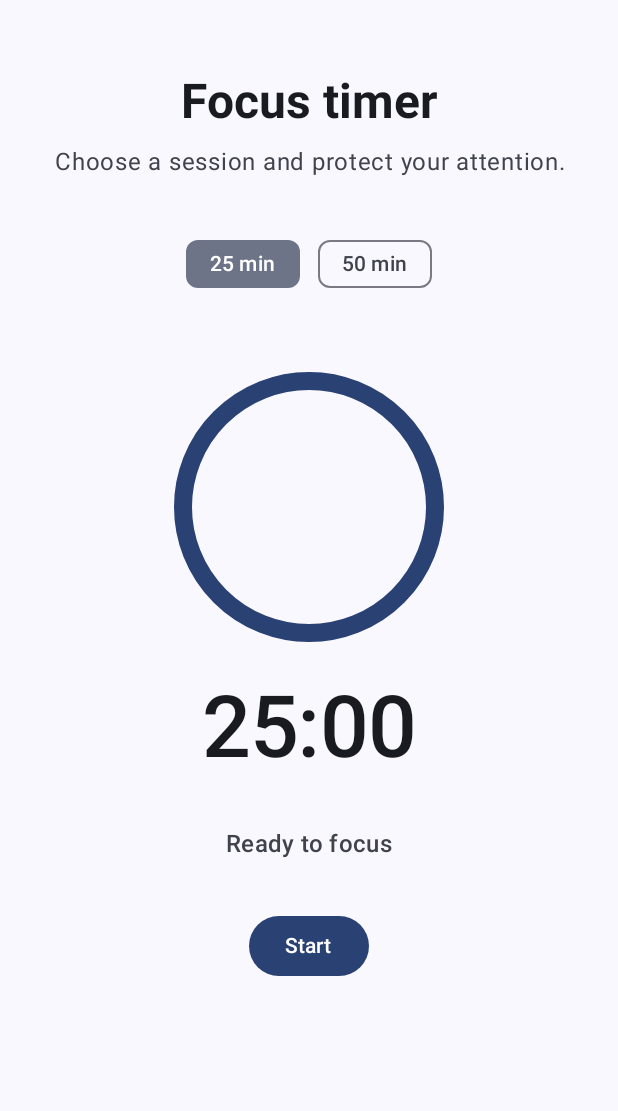
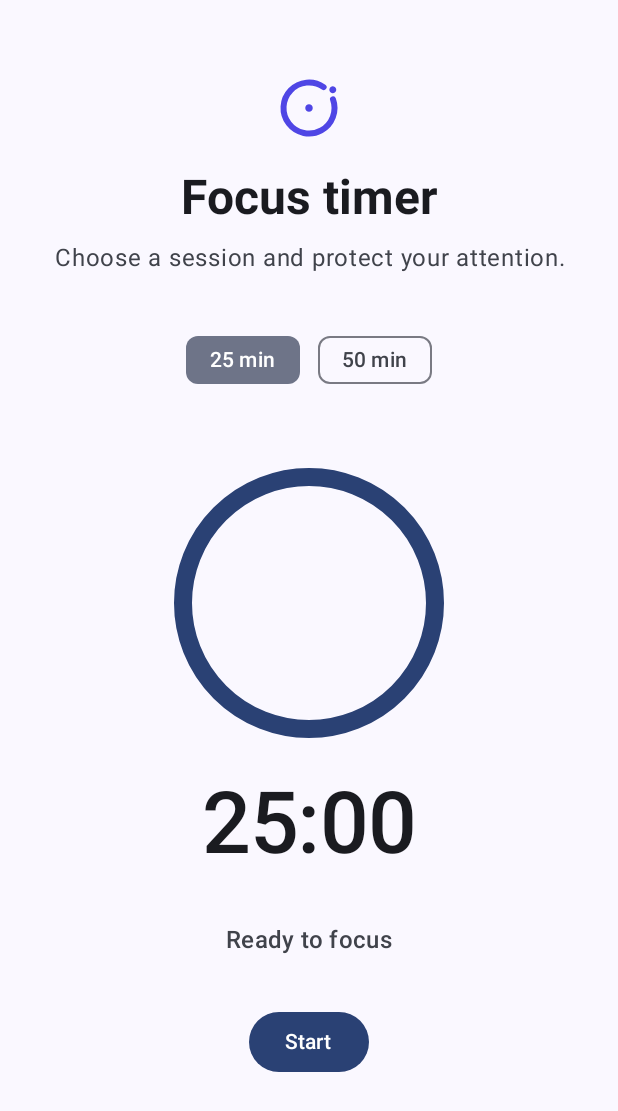
Before and after one commit to albertoBailac/mobile-ai-engineering-lab, an Android app built with Jetpack Compose: the screen it shows after launch (MainActivity), on a phone screen of 412 x 824 dp. Shown: the top 1111 px of the screen. Run offline under Robolectric (Android 15) with nearby library versions, the phone set to English and light mode, and no system bars.

Commit message:
feat(android): integrate Focus Loop mark

```diff
--- /dev/null
+++ b/android/app/src/main/java/dev/albertobailac/focuslab/feature/focus/FocusLoopMark.kt
@@ -0,0 +1,26 @@
+package dev.albertobailac.focuslab.feature.focus
+
+import androidx.compose.foundation.layout.size
+import androidx.compose.material3.Icon
+import androidx.compose.runtime.Composable
+import androidx.compose.ui.Modifier
+import androidx.compose.ui.graphics.Color
+import androidx.compose.ui.res.colorResource
+import androidx.compose.ui.res.painterResource
+import androidx.compose.ui.unit.Dp
+import androidx.compose.ui.unit.dp
+import dev.albertobailac.focuslab.R
+
+@Composable
+internal fun FocusLoopMark(
+    modifier: Modifier = Modifier,
+    size: Dp = 48.dp,
+    tint: Color = colorResource(R.color.action_primary),
+) {
+    Icon(
+        painter = painterResource(R.drawable.ic_focus_loop),
+        contentDescription = null,
+        modifier = modifier.size(size),
+        tint = tint,
+    )
+}
--- a/android/app/src/main/java/dev/albertobailac/focuslab/feature/focus/FocusScreen.kt
+++ b/android/app/src/main/java/dev/albertobailac/focuslab/feature/focus/FocusScreen.kt
@@ -49,6 +49,8 @@ fun FocusScreen(
                 .padding(horizontal = 24.dp, vertical = 48.dp),
             horizontalAlignment = Alignment.CenterHorizontally,
         ) {
+            FocusLoopMark()
+            Spacer(Modifier.height(16.dp))
             Text(
                 text = stringResource(R.string.focus_title),
                 style = MaterialTheme.typography.headlineLarge,
--- /dev/null
+++ b/android/app/src/main/res/drawable/ic_focus_loop.xml
@@ -0,0 +1,19 @@
+<?xml version="1.0" encoding="utf-8"?>
+<vector xmlns:android="http://schemas.android.com/apk/res/android"
+    android:width="24dp"
+    android:height="24dp"
+    android:viewportWidth="24"
+    android:viewportHeight="24">
+    <path
+        android:fillColor="@android:color/transparent"
+        android:pathData="M19.99,9.09A8.5,8.5 0,1 1,16.88,5.04"
+        android:strokeColor="#FF000000"
+        android:strokeLineCap="round"
+        android:strokeWidth="2" />
+    <path
+        android:fillColor="#FF000000"
+        android:pathData="M12,10.75a1.25,1.25 0,1 1,0 2.5a1.25,1.25 0,1 1,0 -2.5z" />
+    <path
+        android:fillColor="#FF000000"
+        android:pathData="M19.93,4.76a1.15,1.15 0,1 1,0 2.3a1.15,1.15 0,1 1,0 -2.3z" />
+</vector>
--- /dev/null
+++ b/android/app/src/main/res/values-night/colors.xml
@@ -0,0 +1,4 @@
+<?xml version="1.0" encoding="utf-8"?>
+<resources>
+    <color name="action_primary">#C5C4FF</color>
+</resources>
--- /dev/null
+++ b/android/app/src/main/res/values/colors.xml
@@ -0,0 +1,4 @@
+<?xml version="1.0" encoding="utf-8"?>
+<resources>
+    <color name="action_primary">#4F46E5</color>
+</resources>
```
Also changed, not shown: android/app/src/main/java/dev/albertobailac/focuslab/feature/focus/FocusLoopMarkPreviews.kt (added, +45 -0 lines).
